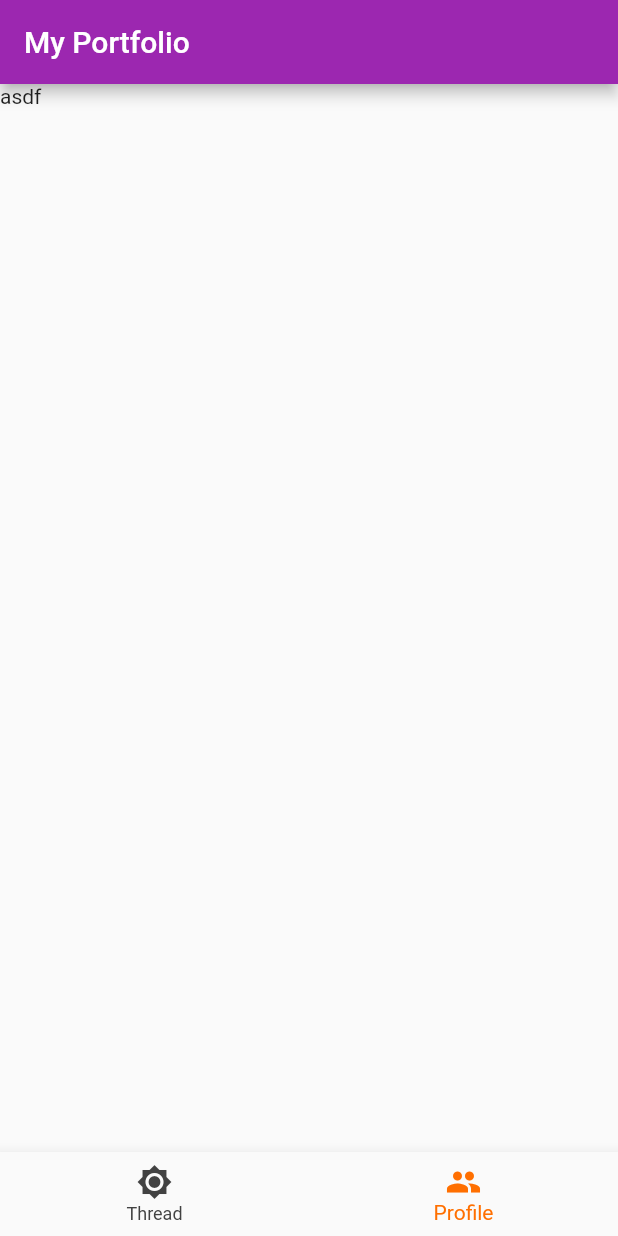
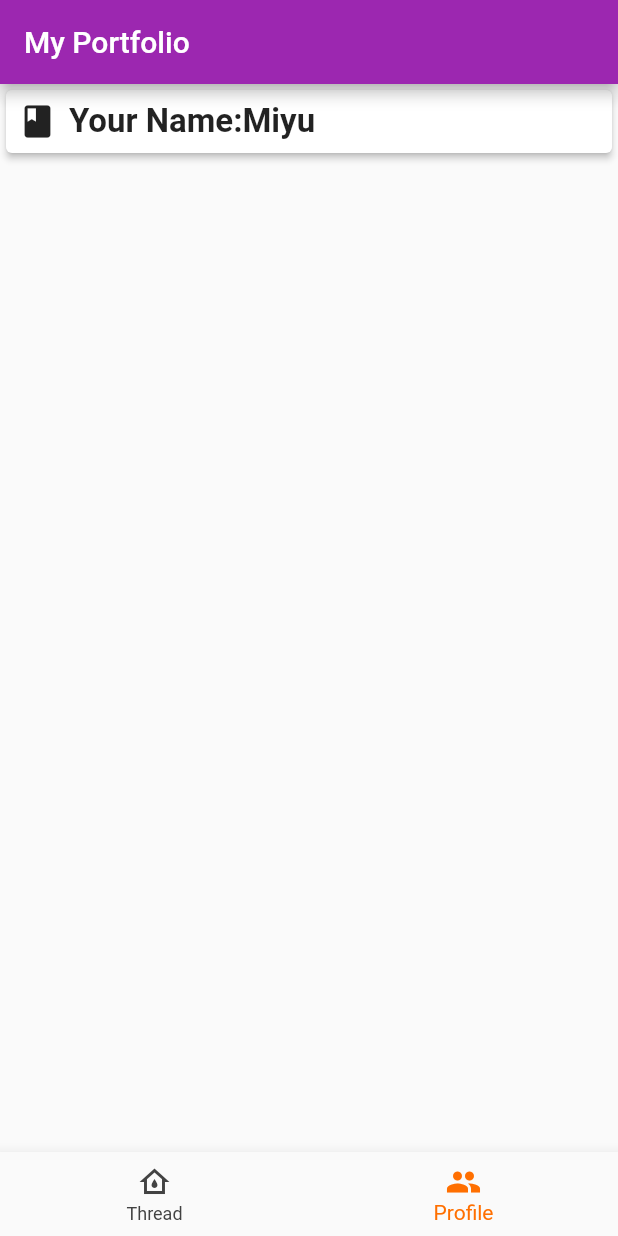
Before and after one commit to Utrilloppo/Portfolio, a Flutter app: the screen it shows after launch, item 2 of the bottom bar chosen, on a phone screen of 412 x 824 dp. Run offline on Flutter 3.47's test engine with Material 2 defaults, Android fonts, the phone set to English and light mode, and no system bars.

Commit message:
Regular commit

```diff
--- a/lib/main.dart
+++ b/lib/main.dart
@@ -1,7 +1,6 @@
 import 'package:flutter/material.dart';
 import 'package:news_app/threadMain.dart';
 import 'package:news_app/userProfile.dart';
-import 'package:news_app/utils.dart';
 
 void main() {
   runApp(MyApp());
@@ -66,7 +65,8 @@ class _MyHomePageState extends State<MyHomePage> with TickerProviderStateMixin {
           showUnselectedLabels: true,
           items: [
             BottomNavigationBarItem(
-                icon: new Icon(Icons.brightness_7), title: new Text("Thread")),
+                icon: new Icon(Icons.water_damage_outlined),
+                title: new Text("Thread")),
             BottomNavigationBarItem(
                 icon: new Icon(Icons.people), title: new Text("Profile")),
           ]),
--- a/lib/userProfile.dart
+++ b/lib/userProfile.dart
@@ -1,4 +1,5 @@
 import 'package:flutter/cupertino.dart';
+import 'package:flutter/material.dart';
 import 'package:news_app/threadMain.dart';
 
 class UserProfile extends StatefulWidget {
@@ -9,6 +10,30 @@ class UserProfile extends StatefulWidget {
 class _UserProfile extends State<UserProfile> {
   @override
   Widget build(BuildContext context) {
-    return Text("asdf");
+    return Column(
+      crossAxisAlignment: CrossAxisAlignment.start,
+      mainAxisAlignment: MainAxisAlignment.start,
+      children: [
+        Card(
+          elevation: 2,
+          child: Row(
+            crossAxisAlignment: CrossAxisAlignment.center,
+            children: <Widget>[
+              Padding(
+                padding: const EdgeInsets.all(8.0),
+                child: Icon(
+                  Icons.book,
+                  size: 26,
+                ),
+              ),
+              Text(
+                "Your Name:Miyu",
+                style: TextStyle(fontSize: 22, fontWeight: FontWeight.bold),
+              ),
+            ],
+          ),
+        ),
+      ],
+    );
   }
 }
```
Also changed, not shown: lib/threadMain.dart (+5 -3 lines), lib/writePost.dart (added, +20 -0 lines).
